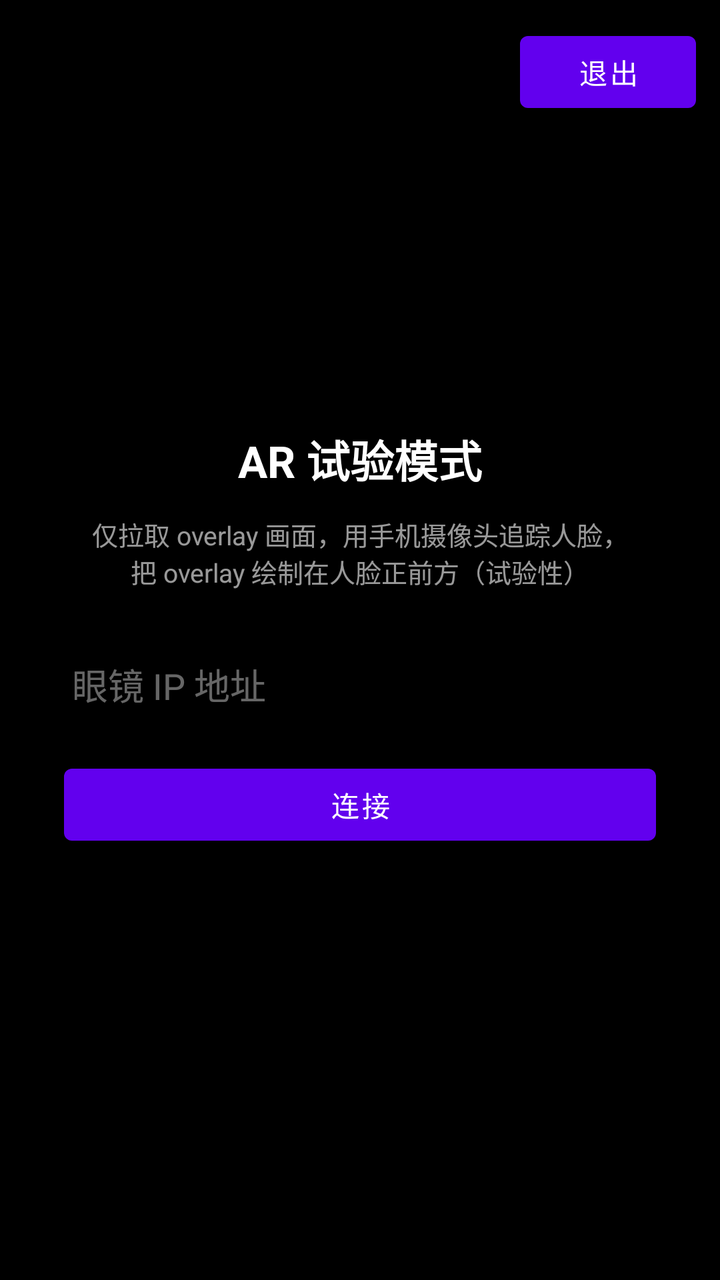
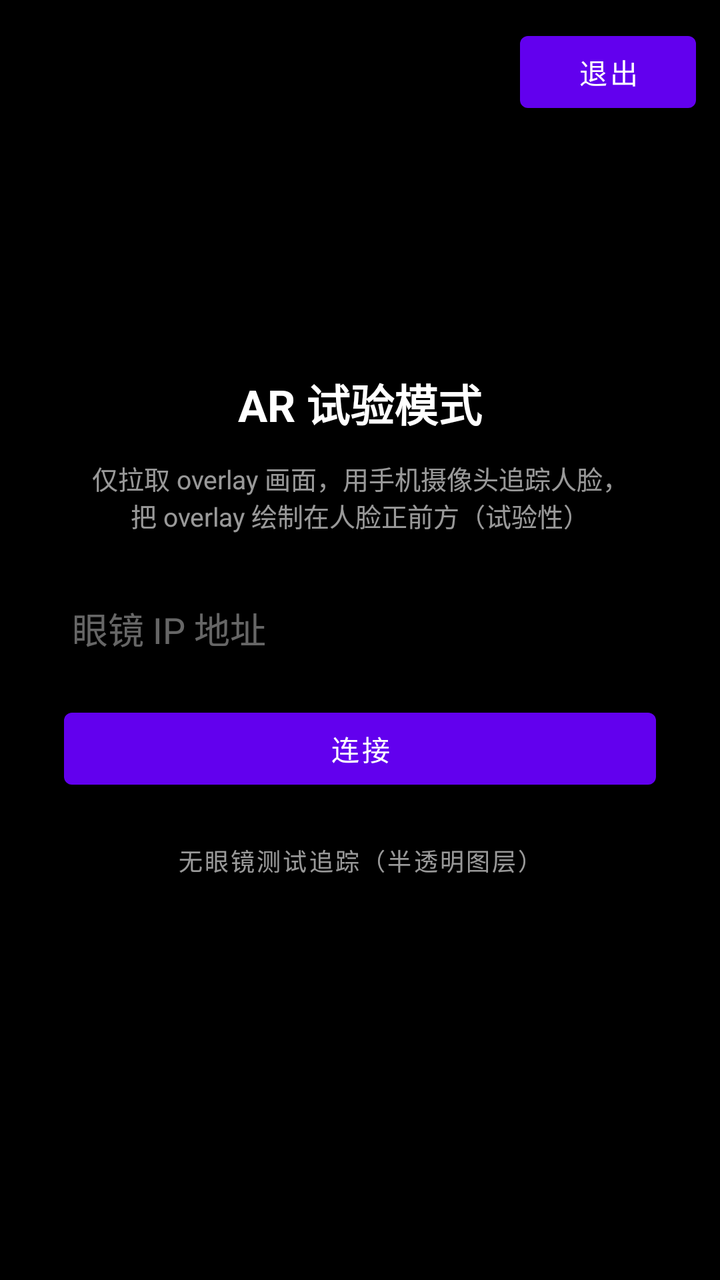

The first picture is an Android layout as it rendered before a commit; the second is the same layout after the commit. The layout source and the unified diff follow.
<!-- AndroidManifest.xml: application theme Theme.gscp_app -->
<!-- res/layout/activity_ar.xml -->
<?xml version="1.0" encoding="utf-8"?>
<FrameLayout xmlns:android="http://schemas.android.com/apk/res/android"
    android:layout_width="match_parent"
    android:layout_height="match_parent"
    android:background="#000000">

    
    <LinearLayout
        android:id="@+id/settings_panel"
        android:layout_width="match_parent"
        android:layout_height="wrap_content"
        android:layout_gravity="center_vertical"
        android:orientation="vertical"
        android:padding="32dp">

        <TextView
            android:layout_width="wrap_content"
            android:layout_height="wrap_content"
            android:layout_gravity="center_horizontal"
            android:text="AR 试验模式"
            android:textColor="#FFFFFF"
            android:textSize="22sp"
            android:textStyle="bold" />

        <TextView
            android:layout_width="wrap_content"
            android:layout_height="wrap_content"
            android:layout_marginTop="12dp"
            android:layout_gravity="center_horizontal"
            android:gravity="center"
            android:text="仅拉取 overlay 画面，用手机摄像头追踪人脸，\n把 overlay 绘制在人脸正前方（试验性）"
            android:textColor="#99FFFFFF"
            android:textSize="13sp" />

        <EditText
            android:id="@+id/ip_address"
            android:layout_width="match_parent"
            android:layout_height="wrap_content"
            android:layout_marginTop="24dp"
            android:hint="眼镜 IP 地址"
            android:imeOptions="actionDone"
            android:inputType="text"
            android:textColor="#FFFFFF"
            android:textColorHint="#66FFFFFF" />

        <Button
            android:id="@+id/button_connect"
            android:layout_width="match_parent"
            android:layout_height="wrap_content"
            android:layout_marginTop="16dp"
            android:text="连接" />

        <ProgressBar
            android:id="@+id/progress_bar"
            android:layout_width="wrap_content"
            android:layout_height="wrap_content"
            android:layout_gravity="center_horizontal"
            android:layout_marginTop="24dp"
            android:visibility="gone" />
    </LinearLayout>

    
    <FrameLayout
        android:id="@+id/ar_panel"
        android:layout_width="match_parent"
        android:layout_height="match_parent"
        android:visibility="gone">

        <androidx.camera.view.PreviewView
            android:id="@+id/ar_preview"
            android:layout_width="match_parent"
            android:layout_height="match_parent" />

        <android.opengl.GLSurfaceView
            android:id="@+id/ar_gl_surface"
            android:layout_width="match_parent"
            android:layout_height="match_parent" />

        <TextView
            android:id="@+id/ar_status"
            android:layout_width="wrap_content"
            android:layout_height="wrap_content"
            android:layout_gravity="top|center_horizontal"
            android:layout_marginTop="32dp"
            android:background="#66000000"
            android:padding="8dp"
            android:text="等待人脸…"
            android:textColor="#FFFFFF"
            android:textSize="13sp" />

        <LinearLayout
            android:layout_width="match_parent"
            android:layout_height="wrap_content"
            android:layout_gravity="bottom"
            android:background="#99000000"
            android:orientation="vertical"
            android:padding="16dp">

            <TextView
                android:layout_width="wrap_content"
                android:layout_height="wrap_content"
                android:text="距离"
                android:textColor="#CCFFFFFF"
                android:textSize="12sp" />

            <SeekBar
                android:id="@+id/ar_distance"
                android:layout_width="match_parent"
                android:layout_height="wrap_content"
                android:max="120" />

            <TextView
                android:layout_width="wrap_content"
                android:layout_height="wrap_content"
                android:text="大小"
                android:textColor="#CCFFFFFF"
                android:textSize="12sp" />

            <SeekBar
                android:id="@+id/ar_size"
                android:layout_width="match_parent"
                android:layout_height="wrap_content"
                android:max="200" />

            <Button
                android:id="@+id/button_flip"
                android:layout_width="wrap_content"
                android:layout_height="wrap_content"
                android:layout_gravity="center_horizontal"
                android:text="法线翻转" />
        </LinearLayout>
    </FrameLayout>

    
    <Button
        android:id="@+id/button_exit"
        android:layout_width="wrap_content"
        android:layout_height="wrap_content"
        android:layout_gravity="top|end"
        android:layout_margin="12dp"
        android:text="退出" />
</FrameLayout>
<!-- resources referenced by this layout -->
<resources>
  <style name="Theme.gscp_app" parent="Theme.MaterialComponents.DayNight.NoActionBar">
          
      </style>
</resources>

<!-- the commit's change to res/layout/activity_ar.xml (unified diff, before → after) -->
@@ -49,6 +49,17 @@
             android:layout_height="wrap_content"
             android:layout_marginTop="16dp"
             android:text="连接" />
+
+        <Button
+            android:id="@+id/button_test"
+            style="?attr/borderlessButtonStyle"
+            android:layout_width="wrap_content"
+            android:layout_height="wrap_content"
+            android:layout_gravity="center_horizontal"
+            android:layout_marginTop="8dp"
+            android:text="无眼镜测试追踪（半透明图层）"
+            android:textColor="#99FFFFFF"
+            android:textSize="12sp" />
 
         <ProgressBar
             android:id="@+id/progress_bar"
